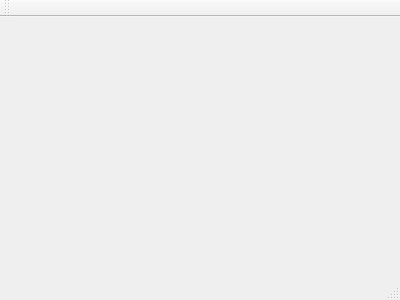
First picture: the form in server/main_window.ui, repository redmoo/P2P-Radio, before the edit.
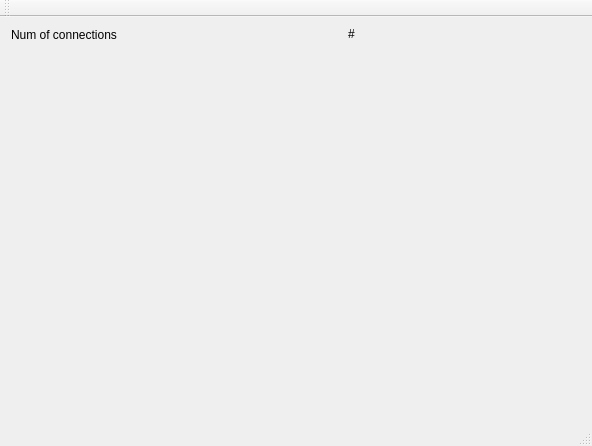
Second picture: the form after the edit.

Commit message: grid and labels added on ui

```diff
--- a/server/main_window.ui
+++ b/server/main_window.ui
@@ -1,24 +1,74 @@
 <ui version="4.0">
  <class>MainWindow</class>
- <widget class="QMainWindow" name="MainWindow" >
-  <property name="geometry" >
+ <widget class="QMainWindow" name="MainWindow">
+  <property name="geometry">
    <rect>
     <x>0</x>
     <y>0</y>
-    <width>400</width>
-    <height>300</height>
+    <width>592</width>
+    <height>446</height>
    </rect>
   </property>
   <property name="windowTitle" >
    <string>MainWindow</string>
   </property>
-  <widget class="QMenuBar" name="menuBar" />
-  <widget class="QToolBar" name="mainToolBar" />
-  <widget class="QWidget" name="centralWidget" />
-  <widget class="QStatusBar" name="statusBar" />
+  <widget class="QWidget" name="centralWidget">
+   <widget class="QWidget" name="formLayoutWidget">
+    <property name="geometry">
+     <rect>
+      <x>0</x>
+      <y>0</y>
+      <width>591</width>
+      <height>361</height>
+     </rect>
+    </property>
+    <layout class="QFormLayout" name="formLayout">
+     <item row="0" column="0">
+      <widget class="QLabel" name="connCounterLabel">
+       <property name="text">
+        <string>Num of connections</string>
+       </property>
+      </widget>
+     </item>
+     <item row="0" column="1">
+      <widget class="QLabel" name="numConnections">
+       <property name="font">
+        <font>
+         <family>Consolas</family>
+        </font>
+       </property>
+       <property name="text">
+        <string>#</string>
+       </property>
+       <property name="alignment">
+        <set>Qt::AlignCenter</set>
+       </property>
+      </widget>
+     </item>
+    </layout>
+   </widget>
+  </widget>
+  <widget class="QMenuBar" name="menuBar">
+   <property name="geometry">
+    <rect>
+     <x>0</x>
+     <y>0</y>
+     <width>592</width>
+     <height>31</height>
+    </rect>
+   </property>
+  </widget>
+  <widget class="QToolBar" name="mainToolBar">
+   <attribute name="toolBarArea">
+    <enum>TopToolBarArea</enum>
+   </attribute>
+   <attribute name="toolBarBreak">
+    <bool>false</bool>
+   </attribute>
+  </widget>
+  <widget class="QStatusBar" name="statusBar"/>
  </widget>
- <layoutDefault spacing="6" margin="11" />
- <pixmapfunction></pixmapfunction>
+ <layoutdefault spacing="6" margin="11"/>
  <resources/>
  <connections/>
 </ui>
```
Left out of the diff: 3 changed lines with no effect on the pictures. The commit also changes 4 other files.
